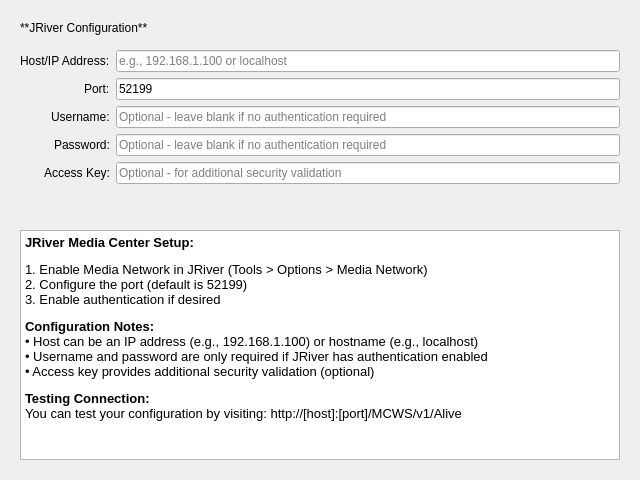
Before: the Qt Designer form nowplaying/resources/ui/inputs_jriver.ui in whatsnowplaying/whats-now-playing, drawn with Qt 5.
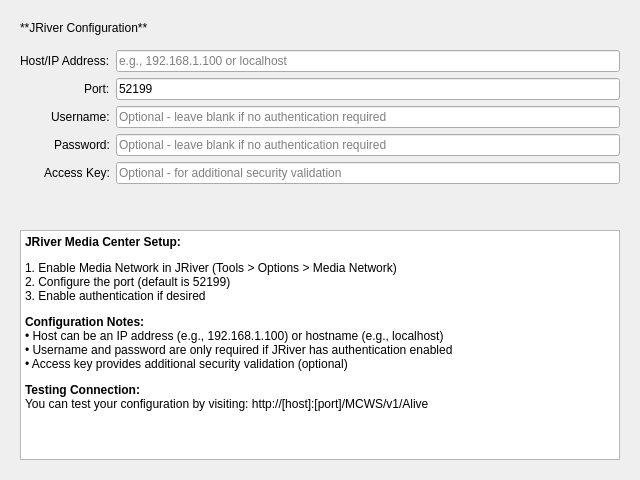
After: the same form once the commit is applied.

Commit message:
Fix Windows font scaling, hide unimplemented Kick commands, docs
* Remove hardcoded macOS font families and absolute pt sizes from
  all settings UI panels; Qt now inherits system font correctly on
  all platforms
* Fix About page title to use widget font property instead of
  inline HTML font-size
* Hide unimplemented command/permissions widgets in Kick Chat UI
* Add kickbot-settings.png and kickbot-chat.png to docs
* Update CHANGELOG: security fixes, SSL CA store, reliability
  improvements, arrow overlay, font scaling, Serato3 null-byte fix
* Remove basedpyright from requirements-dev.txt

Diff of the .ui file:
```diff
--- a/nowplaying/resources/ui/inputs_jriver.ui
+++ b/nowplaying/resources/ui/inputs_jriver.ui
@@ -178,17 +178,17 @@
 hr { height: 1px; border-width: 0; }
 li.unchecked::marker { content: &quot;\2610&quot;; }
 li.checked::marker { content: &quot;\2612&quot;; }
-&lt;/style&gt;&lt;/head&gt;&lt;body style=&quot; font-family:'Sans'; font-size:10pt; font-weight:400; font-style:normal;&quot;&gt;
-&lt;p style=&quot; margin-top:0px; margin-bottom:0px; margin-left:0px; margin-right:0px; -qt-block-indent:0; text-indent:0px;&quot;&gt;&lt;span style=&quot; font-weight:600;&quot;&gt;JRiver Media Center Setup:&lt;/span&gt;&lt;/p&gt;
-&lt;p style=&quot; margin-top:12px; margin-bottom:0px; margin-left:0px; margin-right:0px; -qt-block-indent:0; text-indent:0px;&quot;&gt;1. Enable Media Network in JRiver (Tools &amp;gt; Options &amp;gt; Media Network)&lt;/p&gt;
-&lt;p style=&quot; margin-top:0px; margin-bottom:0px; margin-left:0px; margin-right:0px; -qt-block-indent:0; text-indent:0px;&quot;&gt;2. Configure the port (default is 52199)&lt;/p&gt;
-&lt;p style=&quot; margin-top:0px; margin-bottom:0px; margin-left:0px; margin-right:0px; -qt-block-indent:0; text-indent:0px;&quot;&gt;3. Enable authentication if desired&lt;/p&gt;
-&lt;p style=&quot; margin-top:12px; margin-bottom:0px; margin-left:0px; margin-right:0px; -qt-block-indent:0; text-indent:0px;&quot;&gt;&lt;span style=&quot; font-weight:600;&quot;&gt;Configuration Notes:&lt;/span&gt;&lt;/p&gt;
-&lt;p style=&quot; margin-top:0px; margin-bottom:0px; margin-left:0px; margin-right:0px; -qt-block-indent:0; text-indent:0px;&quot;&gt;• Host can be an IP address (e.g., 192.168.1.100) or hostname (e.g., localhost)&lt;/p&gt;
-&lt;p style=&quot; margin-top:0px; margin-bottom:0px; margin-left:0px; margin-right:0px; -qt-block-indent:0; text-indent:0px;&quot;&gt;• Username and password are only required if JRiver has authentication enabled&lt;/p&gt;
-&lt;p style=&quot; margin-top:0px; margin-bottom:0px; margin-left:0px; margin-right:0px; -qt-block-indent:0; text-indent:0px;&quot;&gt;• Access key provides additional security validation (optional)&lt;/p&gt;
-&lt;p style=&quot; margin-top:12px; margin-bottom:0px; margin-left:0px; margin-right:0px; -qt-block-indent:0; text-indent:0px;&quot;&gt;&lt;span style=&quot; font-weight:600;&quot;&gt;Testing Connection:&lt;/span&gt;&lt;/p&gt;
-&lt;p style=&quot; margin-top:0px; margin-bottom:0px; margin-left:0px; margin-right:0px; -qt-block-indent:0; text-indent:0px;&quot;&gt;You can test your configuration by visiting: http://[host]:[port]/MCWS/v1/Alive&lt;/p&gt;
+&lt;/style&gt;&lt;/head&gt;&lt;body&gt;
+&lt;p style=&quot;margin-top:0px; margin-bottom:0px; margin-left:0px; margin-right:0px; -qt-block-indent:0; text-indent:0px&quot;&gt;&lt;span style=&quot;font-weight: 600&quot;&gt;JRiver Media Center Setup:&lt;/span&gt;&lt;/p&gt;
+&lt;p style=&quot;margin-top:12px; margin-bottom:0px; margin-left:0px; margin-right:0px; -qt-block-indent:0; text-indent:0px&quot;&gt;1. Enable Media Network in JRiver (Tools &amp;gt; Options &amp;gt; Media Network)&lt;/p&gt;
+&lt;p style=&quot;margin-top:0px; margin-bottom:0px; margin-left:0px; margin-right:0px; -qt-block-indent:0; text-indent:0px&quot;&gt;2. Configure the port (default is 52199)&lt;/p&gt;
+&lt;p style=&quot;margin-top:0px; margin-bottom:0px; margin-left:0px; margin-right:0px; -qt-block-indent:0; text-indent:0px&quot;&gt;3. Enable authentication if desired&lt;/p&gt;
+&lt;p style=&quot;margin-top:12px; margin-bottom:0px; margin-left:0px; margin-right:0px; -qt-block-indent:0; text-indent:0px&quot;&gt;&lt;span style=&quot;font-weight: 600&quot;&gt;Configuration Notes:&lt;/span&gt;&lt;/p&gt;
+&lt;p style=&quot;margin-top:0px; margin-bottom:0px; margin-left:0px; margin-right:0px; -qt-block-indent:0; text-indent:0px&quot;&gt;• Host can be an IP address (e.g., 192.168.1.100) or hostname (e.g., localhost)&lt;/p&gt;
+&lt;p style=&quot;margin-top:0px; margin-bottom:0px; margin-left:0px; margin-right:0px; -qt-block-indent:0; text-indent:0px&quot;&gt;• Username and password are only required if JRiver has authentication enabled&lt;/p&gt;
+&lt;p style=&quot;margin-top:0px; margin-bottom:0px; margin-left:0px; margin-right:0px; -qt-block-indent:0; text-indent:0px&quot;&gt;• Access key provides additional security validation (optional)&lt;/p&gt;
+&lt;p style=&quot;margin-top:12px; margin-bottom:0px; margin-left:0px; margin-right:0px; -qt-block-indent:0; text-indent:0px&quot;&gt;&lt;span style=&quot;font-weight: 600&quot;&gt;Testing Connection:&lt;/span&gt;&lt;/p&gt;
+&lt;p style=&quot;margin-top:0px; margin-bottom:0px; margin-left:0px; margin-right:0px; -qt-block-indent:0; text-indent:0px&quot;&gt;You can test your configuration by visiting: http://[host]:[port]/MCWS/v1/Alive&lt;/p&gt;
 &lt;/body&gt;&lt;/html&gt;</string>
    </property>
   </widget>
```
The commit also changes 26 other files.
